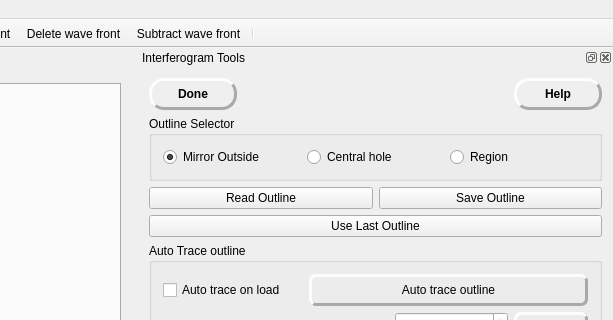
The window that mainwindow.ui (githubdoe/DFTFringe) describes before a commit, drawn with Qt 5; both pictures show x 452 to 1065 and y 0 to 320 of the 1065 by 905 pixel window.
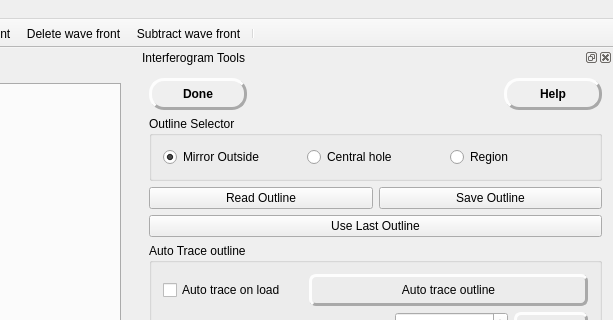
The same window after the commit. Icons and pictures are not drawn.

The edit to the form file:
```diff
--- a/mainwindow.ui
+++ b/mainwindow.ui
@@ -163,9 +163,6 @@
    <property name="whatsThis">
     <string/>
    </property>
-   <property name="features">
-    <set>QDockWidget::AllDockWidgetFeatures</set>
-   </property>
    <property name="allowedAreas">
     <set>Qt::LeftDockWidgetArea|Qt::RightDockWidgetArea</set>
    </property>
@@ -189,7 +186,7 @@
          </property>
          <property name="minimumSize">
           <size>
-           <width>88</width>
+           <width>98</width>
            <height>0</height>
           </size>
          </property>
@@ -234,7 +231,7 @@
          </property>
          <property name="minimumSize">
           <size>
-           <width>88</width>
+           <width>98</width>
            <height>0</height>
           </size>
          </property>
```
Left out of the diff: 8 changed lines with no effect on the pictures.
